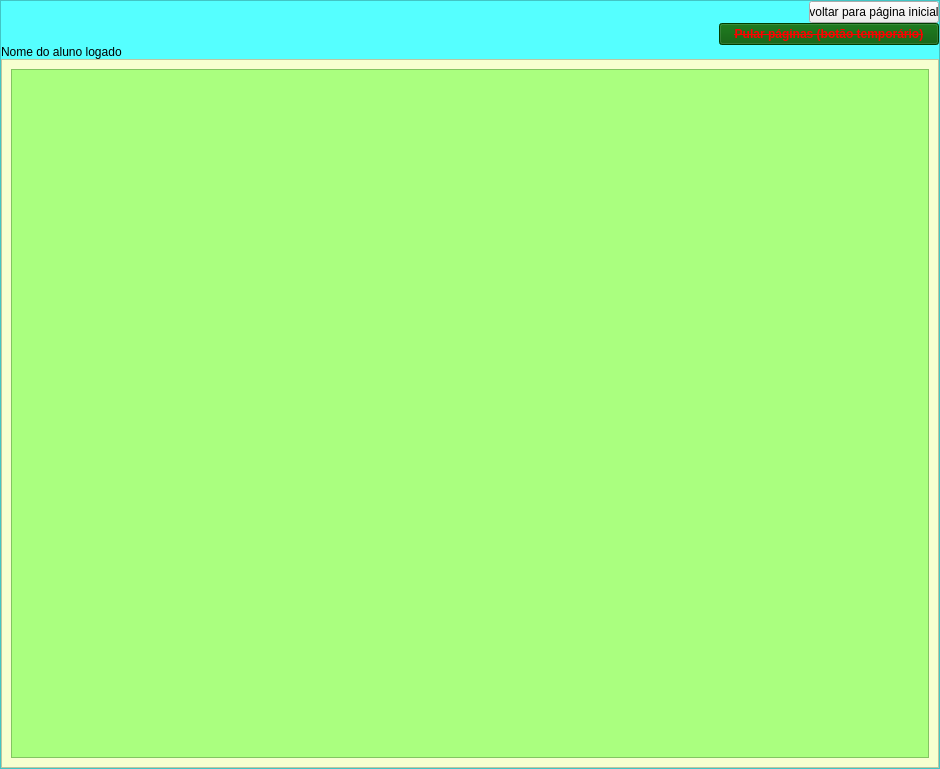
Before: the Qt Designer form App/Desenvolvimento/src/main/python/mainUi.ui in wesleyrodrigues/TCC, drawn with Qt 5.
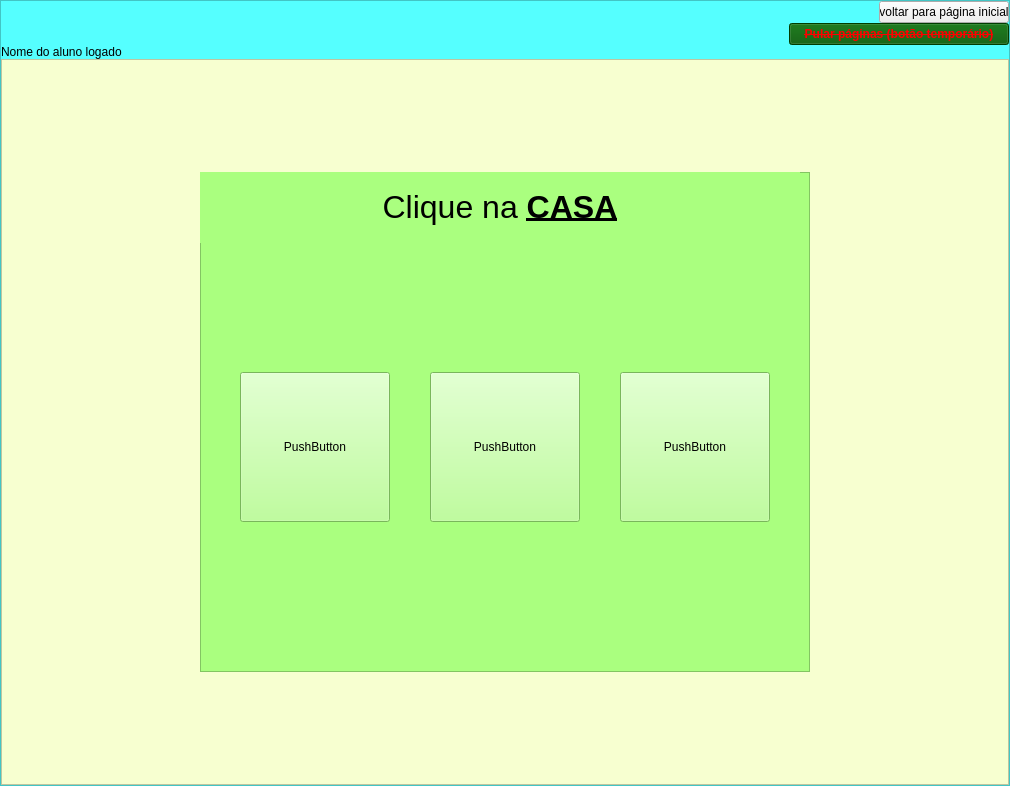
After: the same form once the commit is applied. The open tabs and pages were chosen to show the change. Icons and pictures are not drawn.

Commit message: criando segunda atividade

The edit to the form file:
```diff
--- a/App/Desenvolvimento/src/main/python/mainUi.ui
+++ b/App/Desenvolvimento/src/main/python/mainUi.ui
@@ -6,8 +6,8 @@
    <rect>
     <x>0</x>
     <y>0</y>
-    <width>940</width>
-    <height>769</height>
+    <width>1010</width>
+    <height>786</height>
    </rect>
   </property>
   <property name="windowTitle">
@@ -1379,7 +1379,13 @@
              </property>
              <layout class="QHBoxLayout" name="horizontalLayout_8">
               <item>
-               <widget class="QFrame" name="frame_7">
+               <widget class="QFrame" name="centralizador">
+                <property name="maximumSize">
+                 <size>
+                  <width>610</width>
+                  <height>500</height>
+                 </size>
+                </property>
                 <property name="styleSheet">
                  <string notr="true">background-color: rgb(170, 255, 127);</string>
                 </property>
@@ -1389,6 +1395,64 @@
                 <property name="frameShadow">
                  <enum>QFrame::Raised</enum>
                 </property>
+                <widget class="QLabel" name="l_texto">
+                 <property name="geometry">
+                  <rect>
+                   <x>0</x>
+                   <y>0</y>
+                   <width>600</width>
+                   <height>71</height>
+                  </rect>
+                 </property>
+                 <property name="maximumSize">
+                  <size>
+                   <width>600</width>
+                   <height>16777215</height>
+                  </size>
+                 </property>
+                 <property name="text">
+                  <string>&lt;html&gt;&lt;head/&gt;&lt;body&gt;&lt;p align=&quot;center&quot;&gt;&lt;span style=&quot; font-size:24pt;&quot;&gt;Clique na &lt;/span&gt;&lt;span style=&quot; font-size:24pt; font-weight:600; text-decoration: underline;&quot;&gt;CASA&lt;/span&gt;&lt;/p&gt;&lt;/body&gt;&lt;/html&gt;</string>
+                 </property>
+                </widget>
+                <widget class="QPushButton" name="btn_alter_1">
+                 <property name="geometry">
+                  <rect>
+                   <x>40</x>
+                   <y>200</y>
+                   <width>150</width>
+                   <height>150</height>
+                  </rect>
+                 </property>
+                 <property name="text">
+                  <string>PushButton</string>
+                 </property>
+                </widget>
+                <widget class="QPushButton" name="btn_alter_2">
+                 <property name="geometry">
+                  <rect>
+                   <x>230</x>
+                   <y>200</y>
+                   <width>150</width>
+                   <height>150</height>
+                  </rect>
+                 </property>
+                 <property name="text">
+                  <string>PushButton</string>
+                 </property>
+                </widget>
+                <widget class="QPushButton" name="btn_alter_3">
+                 <property name="geometry">
+                  <rect>
+                   <x>420</x>
+                   <y>200</y>
+                   <width>150</width>
+                   <height>150</height>
+                  </rect>
+                 </property>
+                 <property name="text">
+                  <string>PushButton</string>
+                 </property>
+                </widget>
                </widget>
               </item>
              </layout>
```
Left out of the diff: 2 changed lines with no effect on the pictures.
